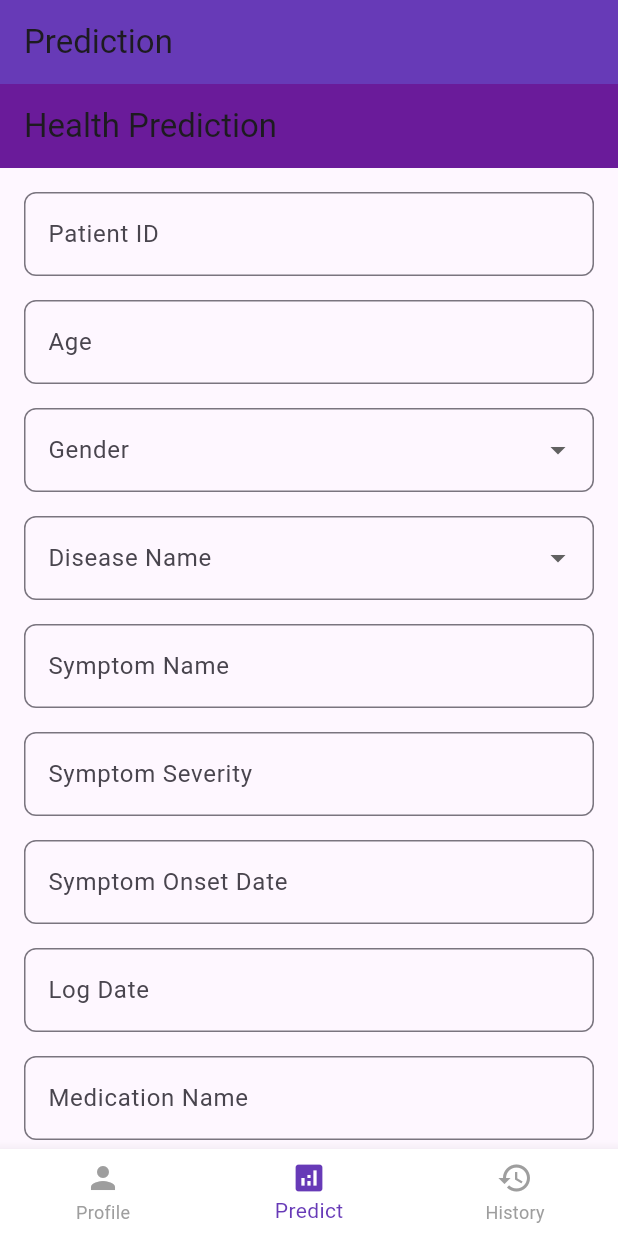
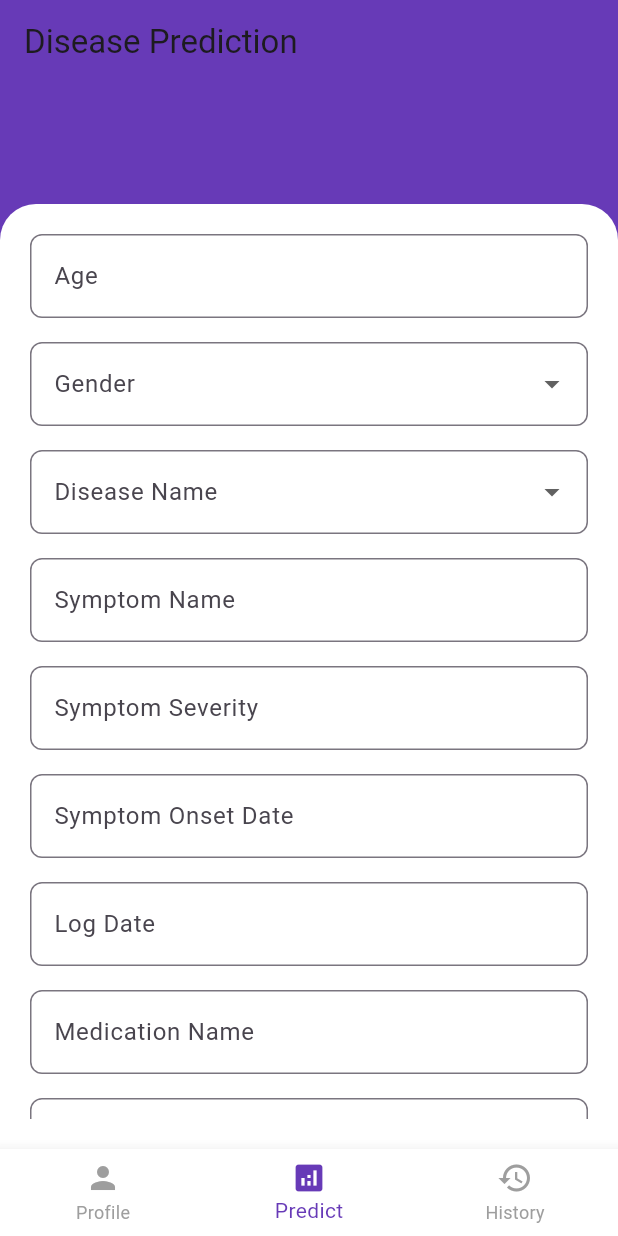
Before and after one commit to Godsaptarshifrtw/Raretrack, a Flutter app: the screen it shows after launch, item 2 of the bottom bar chosen, on a phone screen of 412 x 824 dp. Run offline on Flutter 3.47's test engine with Material 3 defaults, Android fonts, the phone set to English and light mode, and no system bars; our stand-ins replace cloud_firestore, firebase_auth, firebase_core; accounts and stored records are empty.

Commit message:
predictionscreen

```diff
--- a/lib/screens/home_screen.dart
+++ b/lib/screens/home_screen.dart
@@ -21,7 +21,7 @@ class _HomeScreenState extends State<HomeScreen> {
 
   final List<String> _titles = [
     "Profile",
-    "Prediction",
+    "Disease Prediction",
     "Prediction History",
   ];
 
--- a/lib/screens/prediction_screen.dart
+++ b/lib/screens/prediction_screen.dart
@@ -9,7 +9,6 @@ class PredictionScreen extends StatefulWidget {
 
 class _PredictionScreenState extends State<PredictionScreen> {
   final _formKey = GlobalKey<FormState>();
-  final TextEditingController _patientIdController = TextEditingController();
   final TextEditingController _ageController = TextEditingController();
   final TextEditingController _symptomNameController = TextEditingController();
   final TextEditingController _symptomSeverityController = TextEditingController();
@@ -28,20 +27,44 @@ class _PredictionScreenState extends State<PredictionScreen> {
 
   @override
   Widget build(BuildContext context) {
-    final violet = const Color(0xFF6A1B9A);
+    const violet = Colors.deepPurple;
 
     return Scaffold(
-      appBar: AppBar(
-        title: const Text("Health Prediction"),
       backgroundColor: violet,
+      body: SafeArea(
+        child: Column(
+          children: [
+            // 🔝 Top Sheet/Header
+            Container(
+              height: 80,
+              width: double.infinity,
+              decoration: const BoxDecoration(
+                color: violet,
+                borderRadius: BorderRadius.only(
+                  bottomLeft: Radius.circular(40),
+                  bottomRight: Radius.circular(40),
                 ),
-      body: SingleChildScrollView(
-        padding: const EdgeInsets.all(16),
+              ),
+
+
+            ),
+
+            // 📄 Form Section
+            Expanded(
+              child: Container(
+                padding: const EdgeInsets.all(20),
+                decoration: const BoxDecoration(
+                  color: Colors.white,
+                  borderRadius: BorderRadius.only(
+                    topLeft: Radius.circular(24),
+                    topRight: Radius.circular(24),
+                  ),
+                ),
+                child: SingleChildScrollView(
                   child: Form(
                     key: _formKey,
                     child: Column(
                       children: [
-              _buildField("Patient ID", _patientIdController),
                         _buildField("Age", _ageController, inputType: TextInputType.number),
                         _buildDropdown("Gender", ["Male", "Female", "Other"], (value) {
                           setState(() {
@@ -69,7 +92,6 @@ class _PredictionScreenState extends State<PredictionScreen> {
                         ElevatedButton(
                           onPressed: () {
                             if (_formKey.currentState!.validate()) {
-                    // call your predict function here
                               ScaffoldMessenger.of(context).showSnackBar(
                                 const SnackBar(content: Text("Predicting...")),
                               );
@@ -82,16 +104,25 @@ class _PredictionScreenState extends State<PredictionScreen> {
                               borderRadius: BorderRadius.circular(10),
                             ),
                           ),
-                child: const Text("Predict", style: TextStyle(color: Colors.white, fontSize: 16)),
-              )
+                          child: const Text(
+                            "Predict",
+                            style: TextStyle(color: Colors.white, fontSize: 16),
+                          ),
+                        ),
                       ],
                     ),
+                  ),
+                ),
+              ),
+            ),
+          ],
         ),
       ),
     );
   }
 
-  Widget _buildField(String label, TextEditingController controller, {TextInputType inputType = TextInputType.text, String? hint}) {
+  Widget _buildField(String label, TextEditingController controller,
+      {TextInputType inputType = TextInputType.text, String? hint}) {
     return Padding(
       padding: const EdgeInsets.only(bottom: 16),
       child: TextFormField(
@@ -102,10 +133,7 @@ class _PredictionScreenState extends State<PredictionScreen> {
           hintText: hint,
           border: OutlineInputBorder(borderRadius: BorderRadius.circular(8)),
         ),
-        validator: (value) {
-          if (value == null || value.isEmpty) return "Enter $label";
-          return null;
-        },
+        validator: (value) => value == null || value.isEmpty ? "Enter $label" : null,
       ),
     );
   }
```
Lines whose indentation alone changed are shown as unchanged.
